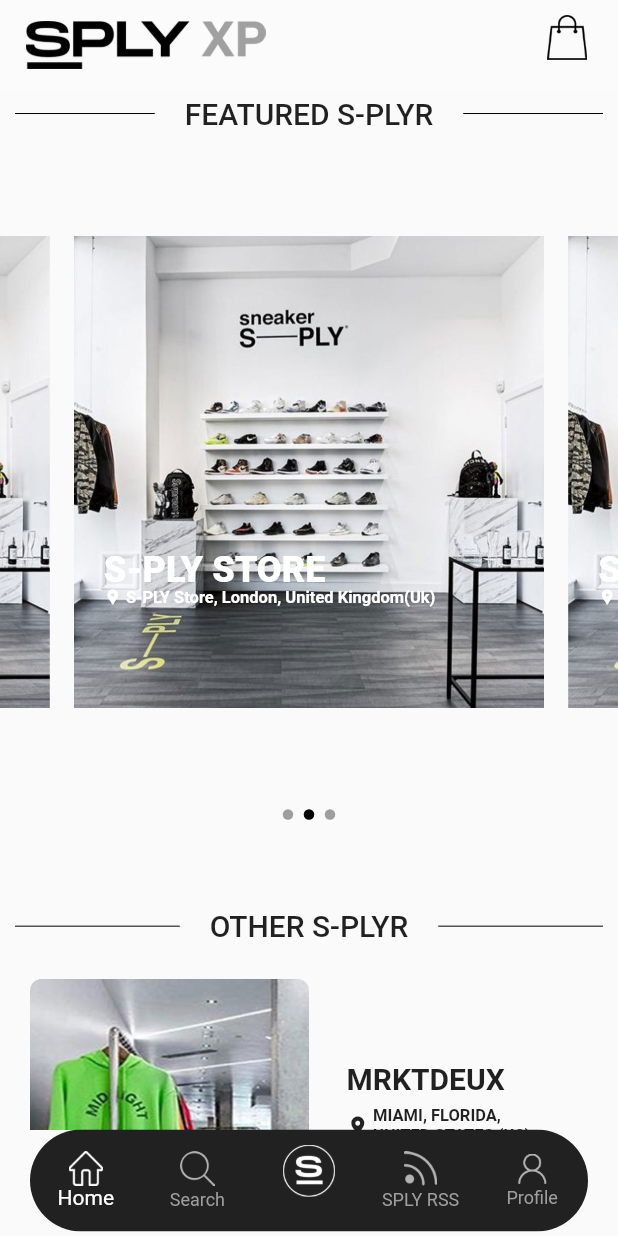
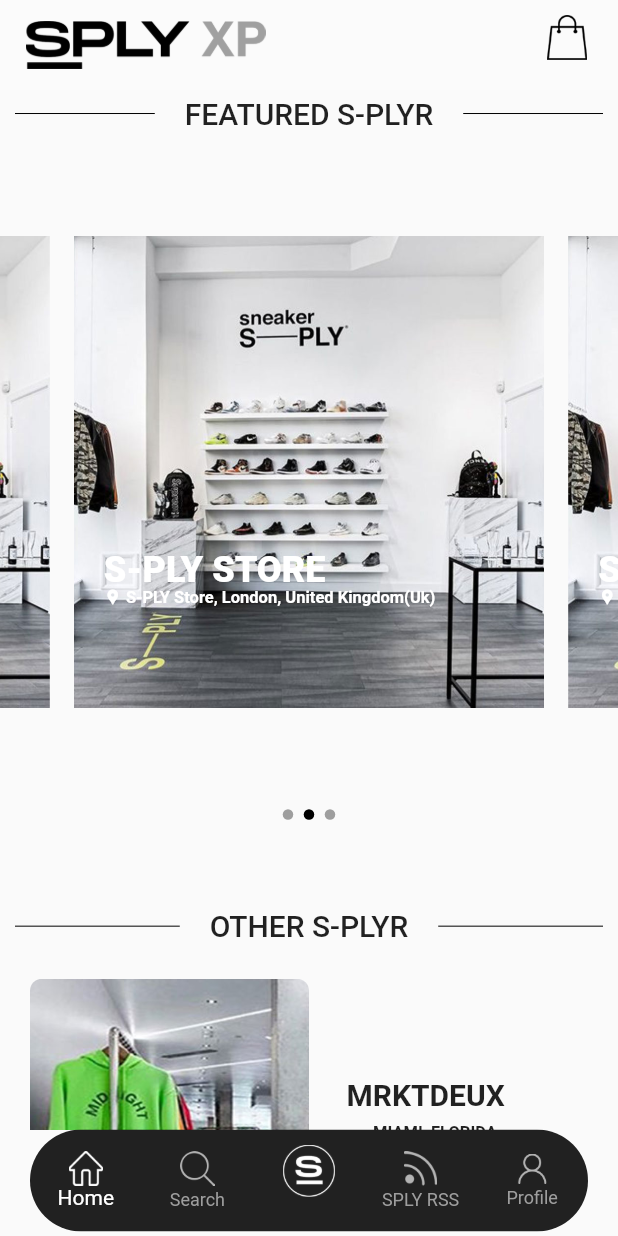
Before and after one commit to ZohaibAlvi98/appFrontend, a Flutter app: the Splyrs screen opened directly, scrolled down 576 dp, on a phone screen of 412 x 824 dp. Run offline on Flutter 3.47's test engine with Material 2 defaults, Android fonts, the phone set to English and light mode, and no system bars; drawn by our look-alikes of carousel_slider; our stand-ins replace chewie, image_picker, video_player; missing offline and left inert: dart:ffi.

```diff
--- a/lib/views/s-plyrs/splyrs-main.dart
+++ b/lib/views/s-plyrs/splyrs-main.dart
@@ -158,13 +158,13 @@ class _SplyrsState extends State<Splyrs> {
                         child: Padding(
                           padding: width < 400
                               ? index % 2 != 0
-                                  ? EdgeInsets.only(left: 15, top: 25)
-                                  : EdgeInsets.only(left: 25, top: 25)
-                              : EdgeInsets.only(left: 25, top: 35),
+                                  ? EdgeInsets.only(left: 15, top: 45)
+                                  : EdgeInsets.only(left: 25, top: 45)
+                              : EdgeInsets.only(left: 25, top: 56),
                           child: index == 1
                               ? Stack(children: [
                                   Padding(
-                                    padding: EdgeInsets.only(top: 20.0),
+                                    padding: EdgeInsets.only(top: 10.0),
                                     child: Text(
                                       'MRKTDEUX',
                                       style: TextStyle(
@@ -173,7 +173,7 @@ class _SplyrsState extends State<Splyrs> {
                                     ),
                                   ),
                                   Padding(
-                                      padding: EdgeInsets.only(top: 50),
+                                      padding: EdgeInsets.only(top: 40),
                                       child: Column(
                                         crossAxisAlignment:
                                             CrossAxisAlignment.start,
@@ -219,9 +219,9 @@ class _SplyrsState extends State<Splyrs> {
                                         Padding(
                                           padding: width < 400
                                               ? EdgeInsets.only(
-                                                  top: 20, left: 0.0)
+                                                  top: 15, left: 0.0)
                                               : EdgeInsets.only(
-                                                  top: 20, left: 15.0),
+                                                  top: 15, left: 0.0),
                                           child: Text('TOKENMIAMI',
                                               style: TextStyle(
                                                   fontWeight: FontWeight.w700,
@@ -234,9 +234,9 @@ class _SplyrsState extends State<Splyrs> {
                                             Padding(
                                               padding: width < 400
                                                   ? EdgeInsets.only(
-                                                      top: 50, left: 0)
+                                                      top: 45, left: 0)
                                                   : EdgeInsets.only(
-                                                      top: 50, left: 15),
+                                                      top: 45, left: 0),
                                               child: Stack(
                                                 children: [
                                                   Icon(
--- a/lib/views/search.dart
+++ b/lib/views/search.dart
@@ -98,7 +98,7 @@ class _SearchState extends State<Search> {
                                 Padding(
                                   padding: width < 400
                                       ? EdgeInsets.only(left: 291)
-                                      : EdgeInsets.only(left: 340),
+                                      : EdgeInsets.only(left: 343),
                                   child: Icon(
                                     Icons.arrow_forward_ios,
                                     size: 16,
--- a/pubspec.yaml
+++ b/pubspec.yaml
@@ -58,6 +58,7 @@ flutter:
     - assets/images/splyrs/
     - assets/images/chatList/
     - assets/images/productDetail/
+    - assets/images/chatDetail/
 
 
   # To add assets to your application, add an assets section, like this:
```
Also changed, not shown: lib/views/chatList/chat-detail.dart (+13 -2 lines), assets/images/chatDetail/background.jpg (added), assets/images/chatDetail/background.png (added).
